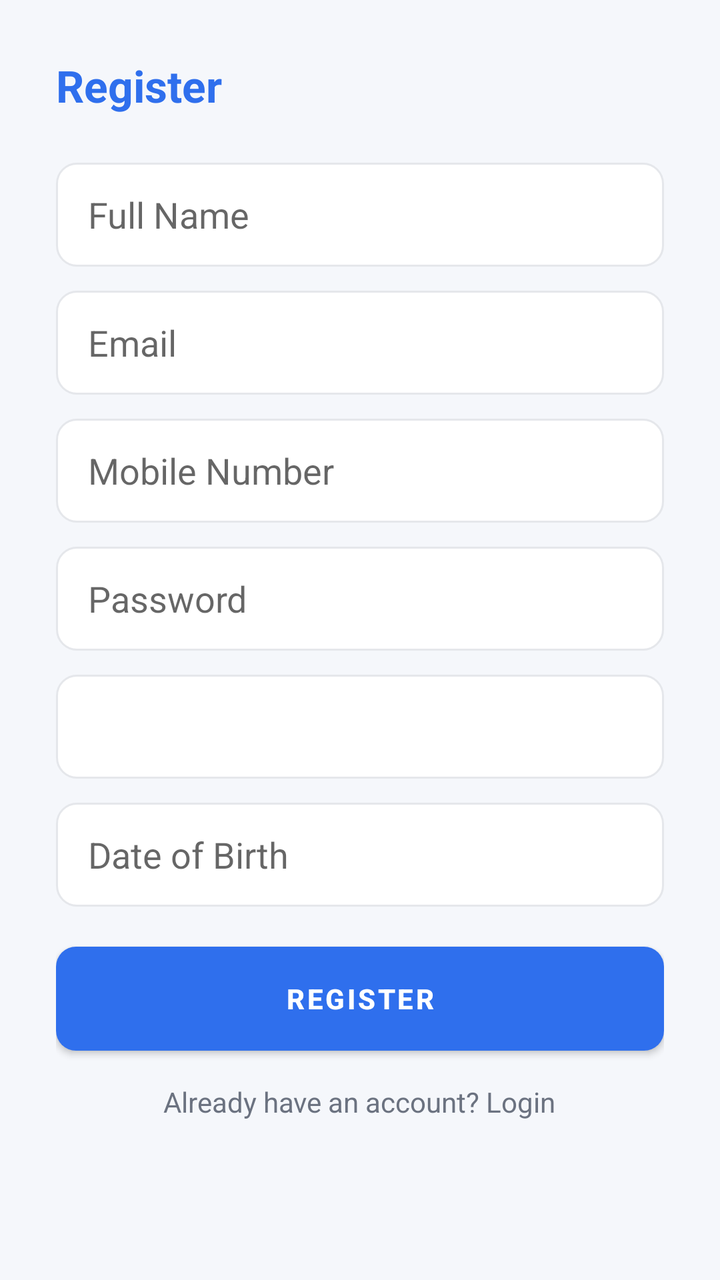
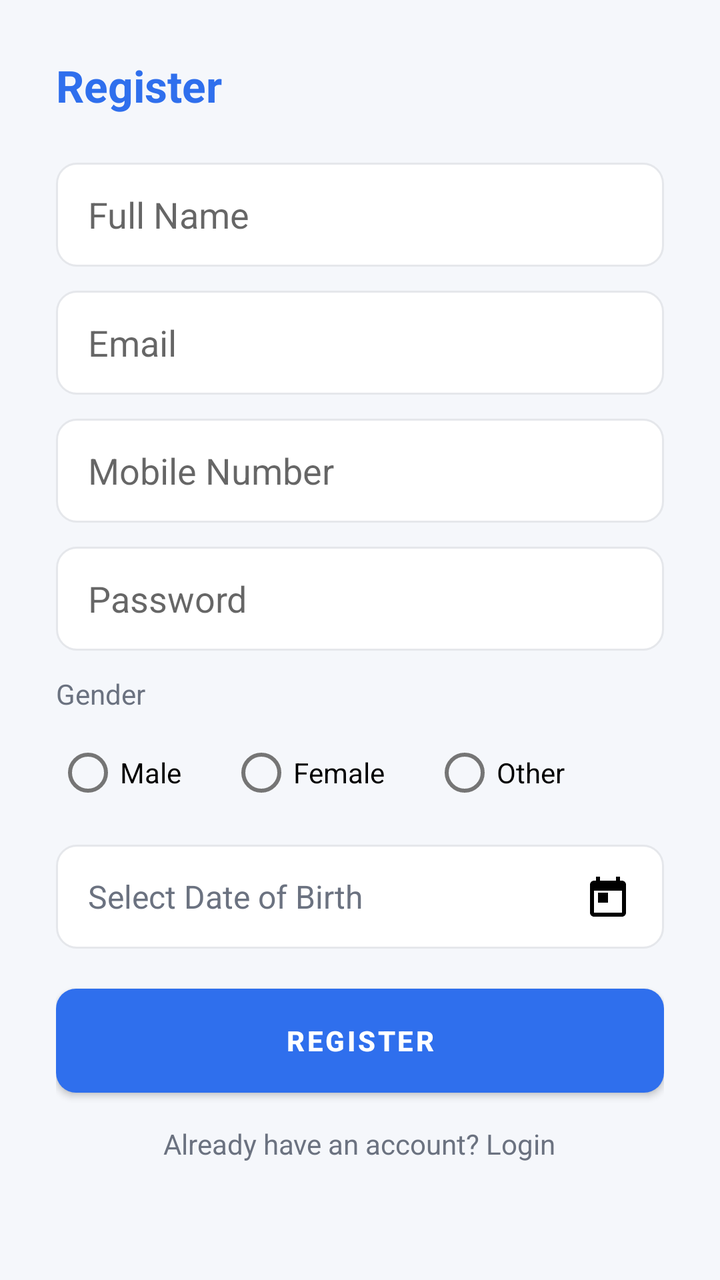

The first picture is an Android layout as it rendered before a commit; the second is the same layout after the commit. The layout source and the unified diff follow.
<!-- AndroidManifest.xml: application theme Theme.DoctorApp -->
<!-- res/layout/activity_register.xml -->
<?xml version="1.0" encoding="utf-8"?>
<ScrollView xmlns:android="http://schemas.android.com/apk/res/android"
    android:layout_width="match_parent"
    android:layout_height="match_parent"
    android:background="@color/background"
    android:fillViewport="true">

    <LinearLayout
        android:layout_width="match_parent"
        android:layout_height="wrap_content"
        android:orientation="vertical"
        android:padding="28dp">

        <TextView
            android:layout_width="wrap_content"
            android:layout_height="wrap_content"
            android:text="@string/register"
            android:textColor="@color/primary"
            android:textSize="22sp"
            android:textStyle="bold"
            android:layout_marginBottom="24dp" />

        <EditText
            android:id="@+id/etFullName"
            android:layout_width="match_parent"
            android:layout_height="52dp"
            android:hint="@string/full_name"
            android:paddingHorizontal="16dp"
            android:background="@drawable/bg_input"
            android:layout_marginBottom="12dp" />

        <EditText
            android:id="@+id/etEmail"
            android:layout_width="match_parent"
            android:layout_height="52dp"
            android:hint="@string/email"
            android:inputType="textEmailAddress"
            android:paddingHorizontal="16dp"
            android:background="@drawable/bg_input"
            android:layout_marginBottom="12dp" />

        <EditText
            android:id="@+id/etMobile"
            android:layout_width="match_parent"
            android:layout_height="52dp"
            android:hint="@string/mobile_number"
            android:inputType="phone"
            android:paddingHorizontal="16dp"
            android:background="@drawable/bg_input"
            android:layout_marginBottom="12dp" />

        <EditText
            android:id="@+id/etPassword"
            android:layout_width="match_parent"
            android:layout_height="52dp"
            android:hint="@string/password"
            android:inputType="textPassword"
            android:paddingHorizontal="16dp"
            android:background="@drawable/bg_input"
            android:layout_marginBottom="12dp" />

        <Spinner
            android:id="@+id/spinnerGender"
            android:layout_width="match_parent"
            android:layout_height="52dp"
            android:background="@drawable/bg_input"
            android:layout_marginBottom="12dp" />

        <EditText
            android:id="@+id/etDob"
            android:layout_width="match_parent"
            android:layout_height="52dp"
            android:hint="@string/dob"
            android:focusable="false"
            android:paddingHorizontal="16dp"
            android:background="@drawable/bg_input"
            android:layout_marginBottom="20dp" />

        <Button
            android:id="@+id/btnRegister"
            android:layout_width="match_parent"
            android:layout_height="52dp"
            android:background="@drawable/bg_rounded_button"
            android:text="@string/register"
            android:textColor="@color/white"
            android:textStyle="bold"
            android:gravity="center" />

        <ProgressBar
            android:id="@+id/progressRegister"
            android:layout_width="wrap_content"
            android:layout_height="wrap_content"
            android:layout_marginTop="16dp"
            android:layout_gravity="center"
            android:visibility="gone" />

        <TextView
            android:id="@+id/tvGoToLogin"
            android:layout_width="wrap_content"
            android:layout_height="wrap_content"
            android:layout_gravity="center"
            android:text="@string/already_have_account"
            android:textColor="@color/text_secondary"
            android:padding="16dp" />
    </LinearLayout>
</ScrollView>
<!-- resources referenced by this layout -->
<resources>
  <color name="background">#F5F7FB</color>
  <color name="primary">#2F6FED</color>
  <color name="text_secondary">#6B7280</color>
  <color name="white">#FFFFFF</color>
  <!-- drawable bg_input (drawable) -->
  <shape xmlns:android="http://schemas.android.com/apk/res/android">
      <solid android:color="@color/surface" />
      <stroke android:width="1dp" android:color="@color/divider" />
      <corners android:radius="10dp" />
  </shape>
  <!-- drawable bg_rounded_button (drawable) -->
  <shape xmlns:android="http://schemas.android.com/apk/res/android">
      <solid android:color="@color/primary" />
      <corners android:radius="10dp" />
  </shape>
  <string name="already_have_account">Already have an account? Login</string>
  <string name="dob">Date of Birth</string>
  <string name="email">Email</string>
  <string name="full_name">Full Name</string>
  <string name="mobile_number">Mobile Number</string>
  <string name="password">Password</string>
  <string name="register">Register</string>
  <style name="Theme.DoctorApp" parent="Theme.MaterialComponents.DayNight.NoActionBar">
          <item name="colorPrimary">@color/primary</item>
          <item name="colorPrimaryDark">@color/primary_dark</item>
          <item name="colorAccent">@color/accent</item>
          <item name="android:windowBackground">@color/background</item>
          <item name="android:statusBarColor">@color/primary_dark</item>
      </style>
  <color name="surface">#FFFFFF</color>
  <color name="divider">#E5E7EB</color>
  <color name="primary_dark">#1E4FBF</color>
  <color name="accent">#21C17C</color>
</resources>

<!-- the commit's change to res/layout/activity_register.xml (unified diff, before → after) -->
@@ -1,5 +1,6 @@
 <?xml version="1.0" encoding="utf-8"?>
 <ScrollView xmlns:android="http://schemas.android.com/apk/res/android"
+    android:id="@+id/main"
     android:layout_width="match_parent"
     android:layout_height="match_parent"
     android:background="@color/background"
@@ -11,6 +12,7 @@
         android:orientation="vertical"
         android:padding="28dp">
 
+        
         <TextView
             android:layout_width="wrap_content"
             android:layout_height="wrap_content"
@@ -20,6 +22,7 @@
             android:textStyle="bold"
             android:layout_marginBottom="24dp" />
 
+        
         <EditText
             android:id="@+id/etFullName"
             android:layout_width="match_parent"
@@ -29,6 +32,7 @@
             android:background="@drawable/bg_input"
             android:layout_marginBottom="12dp" />
 
+        
         <EditText
             android:id="@+id/etEmail"
             android:layout_width="match_parent"
@@ -39,6 +43,7 @@
             android:background="@drawable/bg_input"
             android:layout_marginBottom="12dp" />
 
+        
         <EditText
             android:id="@+id/etMobile"
             android:layout_width="match_parent"
@@ -49,6 +54,7 @@
             android:background="@drawable/bg_input"
             android:layout_marginBottom="12dp" />
 
+        
         <EditText
             android:id="@+id/etPassword"
             android:layout_width="match_parent"
@@ -59,23 +65,74 @@
             android:background="@drawable/bg_input"
             android:layout_marginBottom="12dp" />
 
-        <Spinner
-            android:id="@+id/spinnerGender"
+        
+        <TextView
+            android:layout_width="wrap_content"
+            android:layout_height="wrap_content"
+            android:text="Gender"
+            android:textColor="@color/text_secondary"
+            android:textSize="14sp"
+            android:layout_marginBottom="6dp"/>
+
+        <RadioGroup
+            android:id="@+id/rgGender"
+            android:layout_width="match_parent"
+            android:layout_height="wrap_content"
+            android:orientation="horizontal"
+            android:layout_marginBottom="12dp">
+
+            <RadioButton
+                android:id="@+id/rbMale"
+                android:text="Male"
+                android:layout_width="wrap_content"
+                android:layout_height="wrap_content"/>
+
+            <RadioButton
+                android:id="@+id/rbFemale"
+                android:text="Female"
+                android:layout_marginStart="24dp"
+                android:layout_width="wrap_content"
+                android:layout_height="wrap_content"/>
+
+            <RadioButton
+                android:id="@+id/rbOther"
+                android:text="Other"
+                android:layout_marginStart="24dp"
+                android:layout_width="wrap_content"
+                android:layout_height="wrap_content"/>
+        </RadioGroup>
+
+        
+        <LinearLayout
+            android:id="@+id/dobContainer"
             android:layout_width="match_parent"
             android:layout_height="52dp"
+            android:orientation="horizontal"
+            android:gravity="center_vertical"
             android:background="@drawable/bg_input"
-            android:layout_marginBottom="12dp" />
+            android:paddingHorizontal="16dp"
+            android:layout_marginBottom="20dp">
 
-        <EditText
-            android:id="@+id/etDob"
-            android:layout_width="match_parent"
-            android:layout_height="52dp"
-            android:hint="@string/dob"
-            android:focusable="false"
-            android:paddingHorizontal="16dp"
-            android:background="@drawable/bg_input"
-            android:layout_marginBottom="20dp" />
+            <TextView
+                android:id="@+id/tvDob"
+                android:layout_width="0dp"
+                android:layout_height="wrap_content"
+                android:layout_weight="1"
+                android:text="@string/select_date_of_birth"
+                android:clickable="true"
+                android:focusable="false"
+                android:textColor="@color/text_secondary"
+                android:textSize="16sp"/>
 
+            <ImageView
+                android:id="@+id/ivCalendar"
+                android:layout_width="24dp"
+                android:layout_height="24dp"
+                android:src="@drawable/ic_calendar"
+                android:contentDescription="@string/select_date" />
+        </LinearLayout>
+
+        
         <Button
             android:id="@+id/btnRegister"
             android:layout_width="match_parent"
@@ -83,17 +140,18 @@
             android:background="@drawable/bg_rounded_button"
             android:text="@string/register"
             android:textColor="@color/white"
-            android:textStyle="bold"
-            android:gravity="center" />
+            android:textStyle="bold" />
 
+        
         <ProgressBar
             android:id="@+id/progressRegister"
             android:layout_width="wrap_content"
             android:layout_height="wrap_content"
+            android:layout_gravity="center"
             android:layout_marginTop="16dp"
-            android:layout_gravity="center"
-            android:visibility="gone" />
+            android:visibility="gone"/>
 
+        
         <TextView
             android:id="@+id/tvGoToLogin"
             android:layout_width="wrap_content"
@@ -101,6 +159,7 @@
             android:layout_gravity="center"
             android:text="@string/already_have_account"
             android:textColor="@color/text_secondary"
-            android:padding="16dp" />
+            android:padding="16dp"/>
+
     </LinearLayout>
 </ScrollView>
<!-- resource entries referenced after the edit -->
@@ -15,13 +15,25 @@
       <solid android:color="@color/primary" />
       <corners android:radius="10dp" />
   </shape>
+  <!-- drawable ic_calendar (drawable) -->
+  <vector xmlns:android="http://schemas.android.com/apk/res/android"
+      android:width="24dp"
+      android:height="24dp"
+      android:viewportWidth="24"
+      android:viewportHeight="24">
+  
+      <path
+          android:fillColor="#000000"
+          android:pathData="M7,10h5v5H7zM19,4h-1V2h-2v2H8V2H6v2H5c-1.1,0 -2,0.9 -2,2v14c0,1.1 0.9,2 2,2h14c1.1,0 2,-0.9 2,-2V6c0,-1.1 -0.9,-2 -2,-2zM19,20H5V9h14v11z"/>
+  </vector>
   <string name="already_have_account">Already have an account? Login</string>
-  <string name="dob">Date of Birth</string>
   <string name="email">Email</string>
   <string name="full_name">Full Name</string>
   <string name="mobile_number">Mobile Number</string>
   <string name="password">Password</string>
   <string name="register">Register</string>
+  <string name="select_date">Select Date</string>
+  <string name="select_date_of_birth">Select Date of Birth</string>
   <style name="Theme.DoctorApp" parent="Theme.MaterialComponents.DayNight.NoActionBar">
           <item name="colorPrimary">@color/primary</item>
           <item name="colorPrimaryDark">@color/primary_dark</item>
